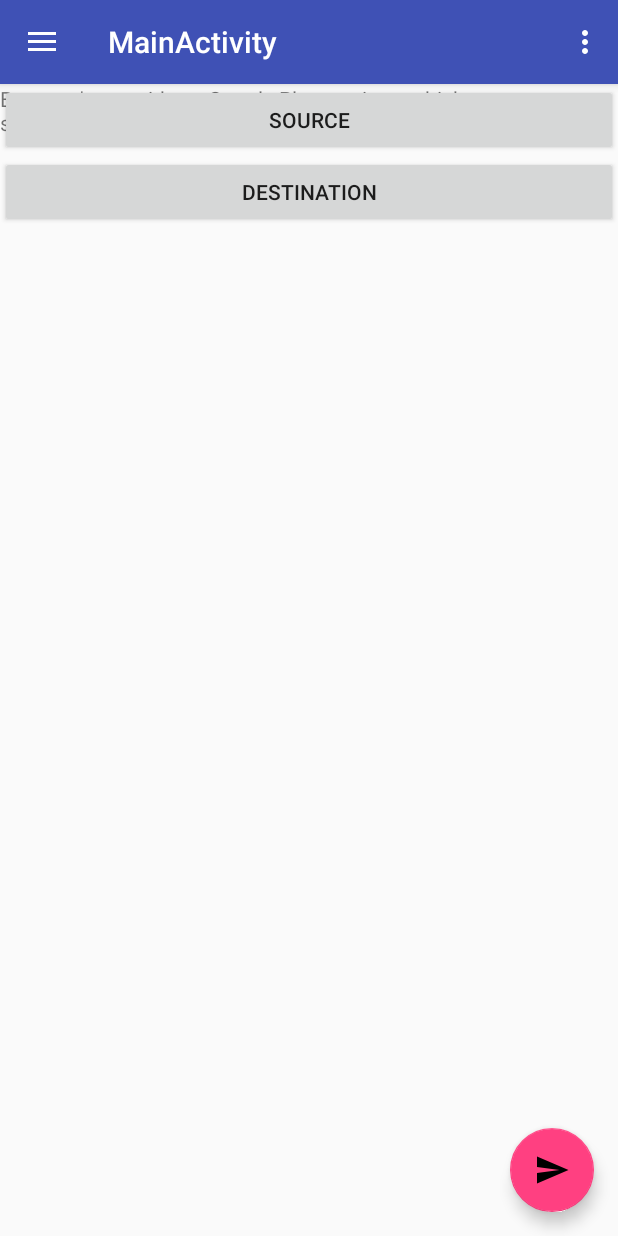
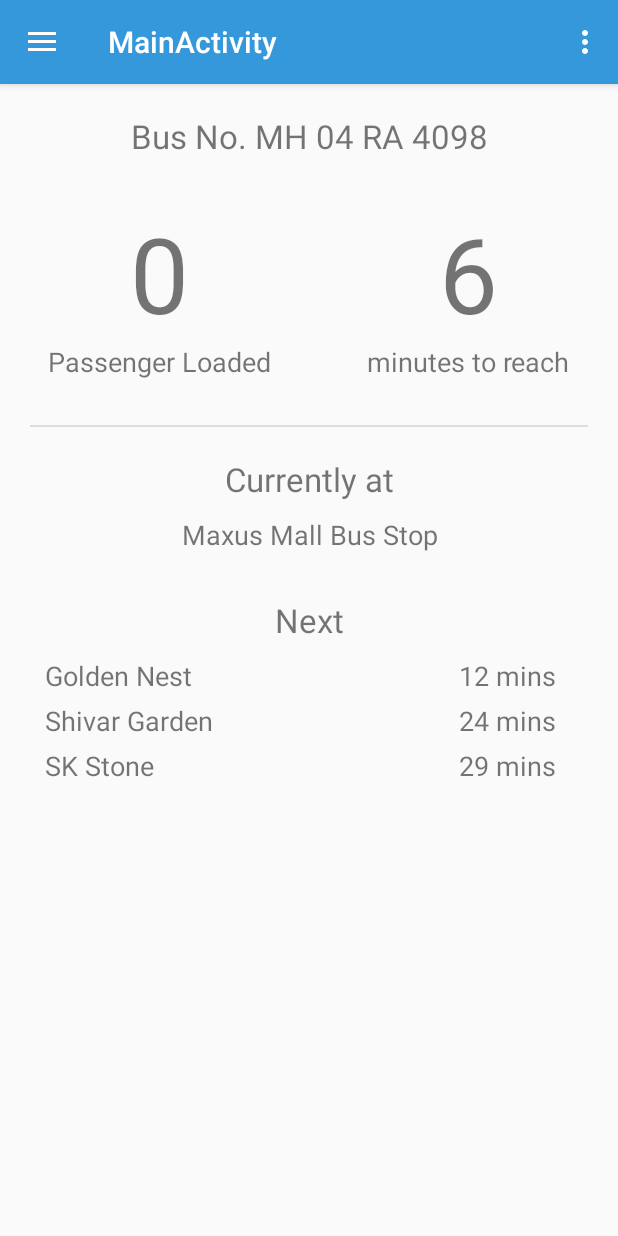
Before and after one commit to kjsce-hackathon/apsitcoders, an Android app: the screen it shows after launch (MainActivity), in the side drawer, after a tap on "Real Time Status", on a phone screen of 412 x 824 dp. Run offline under Robolectric (Android 15) with nearby library versions, the light colour scheme and no system bars; our stand-ins replace ButterKnife, Firebase (no records; nobody signed in at launch, a user with empty details on screens opened directly), RxJava; libraries missing offline, so code that uses them is left out: com.firebase.geofire, com.google.maps.android, io.reactivex.internal; 2 statements that could not run were skipped.

Commit message:
changed UI

```diff
--- a/app/build.gradle
+++ b/app/build.gradle
@@ -62,4 +62,6 @@ dependencies {
 
 
 
+
+
 apply plugin: 'com.google.gms.google-services'
--- a/app/src/main/AndroidManifest.xml
+++ b/app/src/main/AndroidManifest.xml
@@ -42,7 +42,9 @@
             android:name="com.google.android.geo.API_KEY"
             android:value="@string/google_maps_key" />
 
-        <activity android:name=".TicketActivity"></activity>
+        <activity android:name=".TicketActivity" />
+        <activity android:name=".BusStopPickerActivity" />
+        <activity android:name=".StatusActivity"></activity>
     </application>
 
 </manifest>
--- a/app/src/main/java/com/apsitcoders/bus/MainActivity.java
+++ b/app/src/main/java/com/apsitcoders/bus/MainActivity.java
@@ -13,6 +13,8 @@ import android.view.Menu;
 import android.view.MenuItem;
 
 import com.apsitcoders.bus.fragment.NavigationFragment;
+import com.apsitcoders.bus.fragment.StatusFragment;
+import com.apsitcoders.bus.fragment.WalletFragment;
 
 import butterknife.ButterKnife;
 import butterknife.Unbinder;
@@ -85,6 +87,25 @@ public class MainActivity extends AppCompatActivity
         // Handle navigation view item clicks here.
         int id = item.getItemId();
 
+        Fragment fragment = null;
+
+        switch (id) {
+            case R.id.book_ticket:
+                fragment = new NavigationFragment();
+                break;
+            case R.id.real_time_status:
+                fragment = new StatusFragment();
+                break;
+            case R.id.wallet:
+                fragment = new WalletFragment();
+                break;
+        }
+
+        FragmentManager fragmentManager = getFragmentManager();
+        if(fragment != null) {
+            fragmentManager.beginTransaction().replace(R.id.fragment_container, fragment).commit();
+        }
+
         DrawerLayout drawer = (DrawerLayout) findViewById(R.id.drawer_layout);
         drawer.closeDrawer(GravityCompat.START);
         return true;
--- a/app/src/main/java/com/apsitcoders/bus/fragment/NavigationFragment.java
+++ b/app/src/main/java/com/apsitcoders/bus/fragment/NavigationFragment.java
@@ -174,10 +174,7 @@ public class NavigationFragment extends Fragment implements OnMapReadyCallback,
     public void onMapReady(GoogleMap googleMap) {
         mMap = googleMap;
 
-        // Add a marker in Sydney and move the camera
-        LatLng sydney = new LatLng(-34, 151);
-        mMap.addMarker(new MarkerOptions().position(sydney).title("Marker in Sydney"));
-        mMap.moveCamera(CameraUpdateFactory.newLatLng(sydney));
+//        mMap.moveCamera(CameraUpdateFactory.newLatLng(new LatLng(mMap.getMyLocation().getLatitude(), mMap.getMyLocation().getLongitude())));
         mMap.setOnPolylineClickListener(this);
         if (ActivityCompat.checkSelfPermission(getActivity(), Manifest.permission.ACCESS_FINE_LOCATION) != PackageManager.PERMISSION_GRANTED && ActivityCompat.checkSelfPermission(getActivity(), Manifest.permission.ACCESS_COARSE_LOCATION) != PackageManager.PERMISSION_GRANTED) {
             // TODO: Consider calling
@@ -216,6 +213,7 @@ public class NavigationFragment extends Fragment implements OnMapReadyCallback,
         switch (view.getId()) {
             case R.id.source:
                 launchPlaceSelectActivity(PLACE_AUTOCOMPLETE_SOURCE_REQUEST_CODE);
+//                startActivity(new Intent(getActivity(), BusStopPickerActivity.class));
                 break;
             case R.id.destination:
                 launchPlaceSelectActivity(PLACE_AUTOCOMPLETE_DESTINATION_REQUEST_CODE);
--- /dev/null
+++ b/app/src/main/java/com/apsitcoders/bus/fragment/StatusFragment.java
@@ -0,0 +1,76 @@
+package com.apsitcoders.bus.fragment;
+
+import android.app.Fragment;
+import android.os.Bundle;
+import android.support.annotation.Nullable;
+import android.view.LayoutInflater;
+import android.view.View;
+import android.view.ViewGroup;
+import android.widget.TextView;
+
+import com.apsitcoders.bus.R;
+import com.apsitcoders.bus.model.Ticket;
+import com.google.firebase.database.DataSnapshot;
+import com.google.firebase.database.DatabaseError;
+import com.google.firebase.database.DatabaseReference;
+import com.google.firebase.database.FirebaseDatabase;
+import com.google.firebase.database.ValueEventListener;
+
+import butterknife.BindView;
+import butterknife.ButterKnife;
+import butterknife.Unbinder;
+
+/**
+ * Created by adityathanekar on 07/10/17.
+ */
+
+public class StatusFragment extends Fragment {
+
+    @BindView(R.id.peopleCount)
+    TextView peopleCount;
+
+    private Unbinder unbinder;
+
+    FirebaseDatabase firebaseDatabase;
+    DatabaseReference ref;
+    private int count = 0;
+
+    @Nullable
+    @Override
+    public View onCreateView(LayoutInflater inflater, @Nullable ViewGroup container, Bundle savedInstanceState) {
+        return inflater.inflate(R.layout.fragment_status, container, false);
+    }
+
+    @Override
+    public void onViewCreated(View view, @Nullable Bundle savedInstanceState) {
+        super.onViewCreated(view, savedInstanceState);
+        unbinder = ButterKnife.bind(this, view);
+
+        firebaseDatabase = FirebaseDatabase.getInstance();
+        ref = firebaseDatabase.getReference("tickets");
+
+        ref.addValueEventListener(new ValueEventListener() {
+            @Override
+            public void onDataChange(DataSnapshot dataSnapshot) {
+                count = 0;
+                for(DataSnapshot snapshot: dataSnapshot.getChildren()) {
+                    if(snapshot.getValue(Ticket.class).isVerified()) {
+                        count++;
+                    }
+                }
+                peopleCount.setText(Integer.toString(count));
+            }
+
+            @Override
+            public void onCancelled(DatabaseError databaseError) {
+
+            }
+        });
+    }
+
+    @Override
+    public void onDestroyView() {
+        super.onDestroyView();
+        unbinder.unbind();
+    }
+}
--- a/app/src/main/res/drawable-v21/ic_menu_send.xml
+++ b/app/src/main/res/drawable-v21/ic_menu_send.xml
@@ -1,9 +1,7 @@
 <vector xmlns:android="http://schemas.android.com/apk/res/android"
+    android:height="24dp"
     android:width="24dp"
-    android:height="24dp"
-    android:viewportHeight="24.0"
-    android:viewportWidth="24.0">
-    <path
-        android:fillColor="#FF000000"
-        android:pathData="M2.01,21L23,12 2.01,3 2,10l15,2 -15,2z" />
+    android:viewportWidth="24"
+    android:viewportHeight="24">
+    <path android:fillColor="#3498db" android:pathData="M2,21L23,12L2,3V10L17,12L2,14V21Z" />
 </vector>
--- /dev/null
+++ b/app/src/main/res/layout/fragment_status.xml
@@ -0,0 +1,195 @@
+<?xml version="1.0" encoding="utf-8"?>
+<LinearLayout xmlns:android="http://schemas.android.com/apk/res/android"
+    android:layout_width="match_parent"
+    android:layout_height="match_parent"
+    android:orientation="vertical">
+
+    <LinearLayout
+        android:layout_width="match_parent"
+        android:layout_height="wrap_content"
+        android:orientation="vertical">
+
+        <TextView
+            android:layout_width="match_parent"
+            android:layout_height="wrap_content"
+            android:layout_marginTop="20dp"
+            android:text="Bus No. MH 04 RA 4098"
+            android:textAlignment="center"
+            android:textSize="22dp" />
+
+
+        <LinearLayout
+            android:layout_width="match_parent"
+            android:layout_height="wrap_content"
+            android:layout_marginTop="30dp"
+            android:orientation="horizontal">
+
+
+            <LinearLayout
+                android:layout_width="wrap_content"
+                android:layout_height="wrap_content"
+                android:layout_weight="1"
+                android:orientation="vertical">
+
+                <TextView
+                    android:id="@+id/peopleCount"
+                    android:layout_width="match_parent"
+                    android:layout_height="wrap_content"
+                    android:text="--"
+                    android:textAlignment="center"
+                    android:textSize="70dp" />
+
+                <TextView
+                    android:layout_width="match_parent"
+                    android:layout_height="wrap_content"
+                    android:text="Passenger Loaded"
+                    android:textAlignment="center"
+                    android:textSize="18dp" />
+
+            </LinearLayout>
+
+            <LinearLayout
+                android:layout_width="wrap_content"
+                android:layout_height="wrap_content"
+                android:layout_weight="1"
+                android:orientation="vertical">
+
+                <TextView
+                    android:layout_width="match_parent"
+                    android:layout_height="wrap_content"
+                    android:layout_weight="1"
+                    android:text="6"
+                    android:textAlignment="center"
+                    android:textSize="70dp" />
+
+                <TextView
+                    android:layout_width="match_parent"
+                    android:layout_height="wrap_content"
+                    android:text="minutes to reach"
+                    android:textAlignment="center"
+                    android:textSize="18dp" />
+
+            </LinearLayout>
+
+
+        </LinearLayout>
+
+        <View
+            android:layout_width="match_parent"
+            android:layout_height="1dp"
+            android:layout_marginLeft="20dp"
+            android:layout_marginRight="20dp"
+            android:layout_marginTop="30dp"
+            android:background="#ddd" />
+
+    </LinearLayout>
+
+
+    <LinearLayout
+        android:layout_width="match_parent"
+        android:layout_height="wrap_content"
+        android:orientation="vertical"
+        android:layout_weight="2">
+
+        <TextView
+            android:layout_width="match_parent"
+            android:layout_height="wrap_content"
+            android:layout_marginTop="20dp"
+            android:text="Currently at"
+            android:textAlignment="center"
+            android:textSize="22dp" />
+
+        <TextView
+            android:layout_width="match_parent"
+            android:layout_height="wrap_content"
+            android:layout_marginTop="10dp"
+            android:text="Maxus Mall Bus Stop"
+            android:textAlignment="center"
+            android:textSize="18dp" />
+
+        <TextView
+            android:layout_width="match_parent"
+            android:layout_height="wrap_content"
+            android:layout_marginTop="30dp"
+            android:text="Next"
+            android:textAlignment="center"
+            android:textSize="22dp" />
+
+        <LinearLayout
+            android:layout_width="match_parent"
+            android:layout_height="wrap_content"
+            android:layout_marginLeft="30dp"
+            android:layout_marginRight="30dp"
+            android:layout_marginTop="10dp"
+            android:orientation="horizontal">
+
+            <TextView
+                android:layout_width="match_parent"
+                android:layout_height="wrap_content"
+                android:layout_weight="1"
+                android:text="Golden Nest"
+                android:textSize="18dp" />
+
+            <TextView
+                android:layout_width="match_parent"
+                android:layout_height="wrap_content"
+                android:layout_weight="3"
+                android:text="12 mins"
+                android:textAlignment="center"
+                android:textSize="18dp" />
+
+        </LinearLayout>
+
+        <LinearLayout
+            android:layout_width="match_parent"
+            android:layout_height="wrap_content"
+            android:layout_marginLeft="30dp"
+            android:layout_marginRight="30dp"
+            android:layout_marginTop="5dp"
+            android:orientation="horizontal">
+
+            <TextView
+                android:layout_width="match_parent"
+                android:layout_height="wrap_content"
+                android:layout_weight="1"
+                android:text="Shivar Garden"
+                android:textSize="18dp" />
+
+            <TextView
+                android:layout_width="match_parent"
+                android:layout_height="wrap_content"
+                android:layout_weight="3"
+                android:text="24 mins"
+                android:textAlignment="center"
+                android:textSize="18dp" />
+
+        </LinearLayout>
+
+        <LinearLayout
+            android:layout_width="match_parent"
+            android:layout_height="wrap_content"
+            android:layout_marginLeft="30dp"
+            android:layout_marginRight="30dp"
+            android:layout_marginTop="5dp"
+            android:orientation="horizontal">
+
+            <TextView
+                android:layout_width="match_parent"
+                android:layout_height="wrap_content"
+                android:layout_weight="1"
+                android:text="SK Stone"
+                android:textSize="18dp" />
+
+            <TextView
+                android:layout_width="match_parent"
+                android:layout_height="wrap_content"
+                android:layout_weight="3"
+                android:text="29 mins"
+                android:textAlignment="center"
+                android:textSize="18dp" />
+
+        </LinearLayout>
+
+    </LinearLayout>
+
+</LinearLayout>
--- a/app/src/main/res/menu/activity_main_drawer.xml
+++ b/app/src/main/res/menu/activity_main_drawer.xml
@@ -11,9 +11,6 @@
         android:id="@+id/wallet"
         android:title="Wallet" />
 
-    <item android:id="@+id/my_tickets"
-        android:title="My Tickets" />
-
     <item android:id="@+id/real_time_status"
         android:title="Real Time Status" />
 
--- a/app/src/main/res/values/colors.xml
+++ b/app/src/main/res/values/colors.xml
@@ -1,8 +1,8 @@
 <?xml version="1.0" encoding="utf-8"?>
 <resources>
-    <color name="colorPrimary">#3F51B5</color>
-    <color name="colorPrimaryDark">#303F9F</color>
-    <color name="colorAccent">#FF4081</color>
+    <color name="colorPrimary">#3498DB</color>
+    <color name="colorPrimaryDark">#2980B9</color>
+    <color name="colorAccent">#FFFFFF</color>
 
 
     <color name="mapBlue">#448AFF</color>
@@ -11,4 +11,6 @@
     <color name="dimBg">#bf000000</color>
 
     <color name="lightGrey">#dedede</color>
+
+    <color name="tintColor">#f4000000</color>
 </resources>
```
Also changed, not shown: app/src/main/java/com/apsitcoders/bus/StatusActivity.java (added, +36 -0 lines), app/src/main/java/com/apsitcoders/bus/fragment/WalletFragment.java (added, +119 -0 lines), app/src/main/res/drawable/button_shape.xml (added, +24 -0 lines), app/src/main/res/drawable/home_button.xml (added, +20 -0 lines), app/src/main/res/layout/activity_ticket.xml (+11 -1 lines), app/src/main/res/layout/fragment_map.xml (+29 -5 lines), app/src/main/res/layout/fragment_wallet.xml (added, +112 -0 lines).
